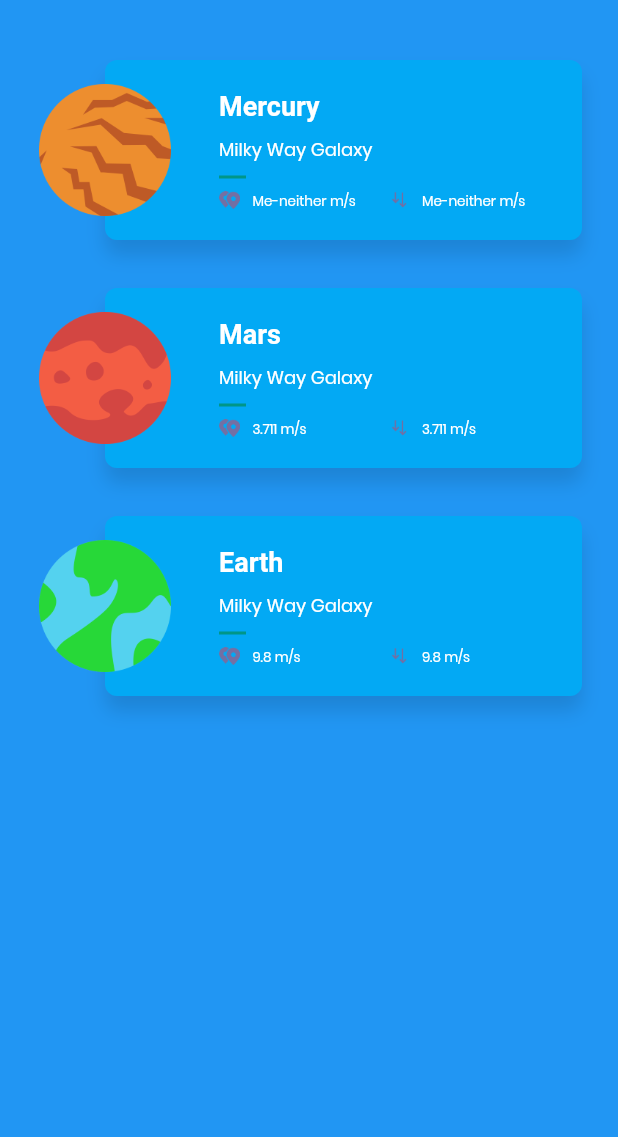
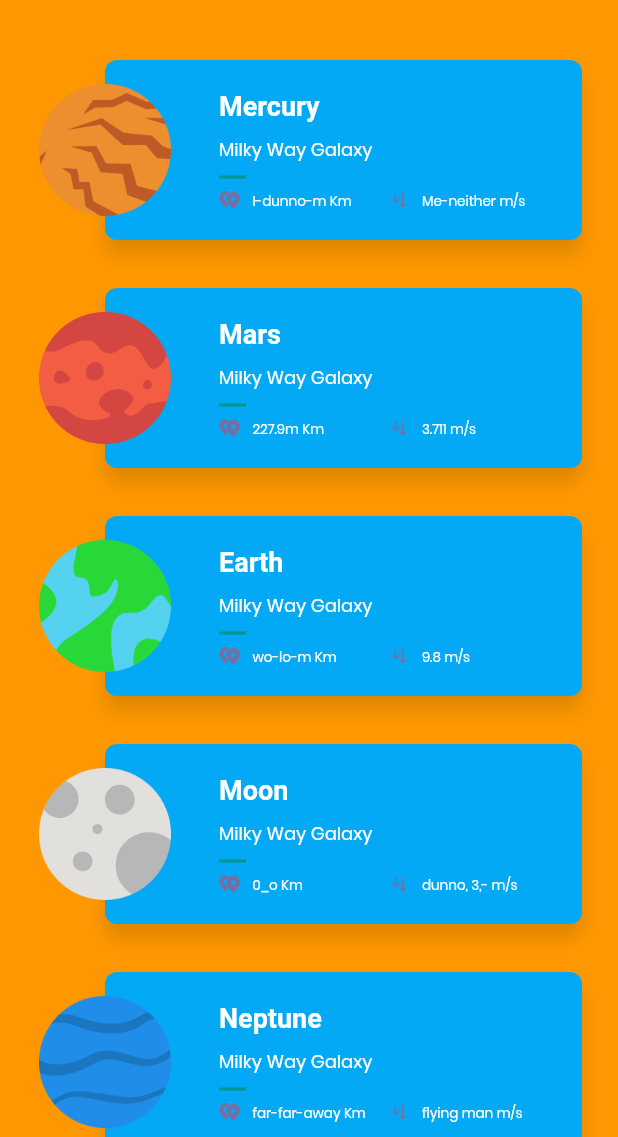
Before and after one commit to dibyanugraha/Flutter-Planet, a Flutter app: the screen it shows after launch, on a phone screen of 412 x 824 dp, the part 99-1236 px from its top. Run offline on Flutter 3.47's test engine with Material 2 defaults, Android fonts, the phone set to English and light mode, and no system bars.

Commit message:
Perbaikan data

```diff
--- a/lib/data/PlanetData.dart
+++ b/lib/data/PlanetData.dart
@@ -20,12 +20,30 @@ List<Planet> planets = [
     image: "assets/images/mars.png",
   ),
   const Planet(
-    id: "2",
+    id: "3",
     name: "Earth",
     location: "Milky Way Galaxy",
-    distance: "wo-lo-lo-m Km",
+    distance: "wo-lo-m Km",
     gravity: "9.8 m/s",
     description: "This is where we lives",
     image: "assets/images/earth.png",
   ),
+  const Planet(
+    id: "4",
+    name: "Moon",
+    location: "Milky Way Galaxy",
+    distance: "0_o Km",
+    gravity: "dunno, 3,- m/s",
+    description: "Weeeee",
+    image: "assets/images/moon.png",
+  ),
+  const Planet(
+    id: "5",
+    name: "Neptune",
+    location: "Milky Way Galaxy",
+    distance: "far-far-away Km",
+    gravity: "flying man m/s",
+    description: "Ho ho ho",
+    image: "assets/images/neptune.png",
+  ),
 ];
--- a/lib/views/home/PlanetHomeBody.dart
+++ b/lib/views/home/PlanetHomeBody.dart
@@ -7,7 +7,7 @@ class PlanetHomeBody extends StatelessWidget {
   Widget build(BuildContext context) {
     return new Expanded(
         child: new Container(
-      color: Colors.blue,
+      color: Colors.orange,
       child: new CustomScrollView(
         scrollDirection: Axis.vertical,
         slivers: <Widget>[
--- a/lib/views/home/PlanetRow.dart
+++ b/lib/views/home/PlanetRow.dart
@@ -47,7 +47,7 @@ class PlanetRow extends StatelessWidget {
         children: <Widget>[
           new Image.asset(image, height: 12,),
           new Container(width: 8,),
-          new Text(planet.gravity, style: regularTextStyle)
+          new Text(value, style: regularTextStyle)
         ],
       );
     }
```
